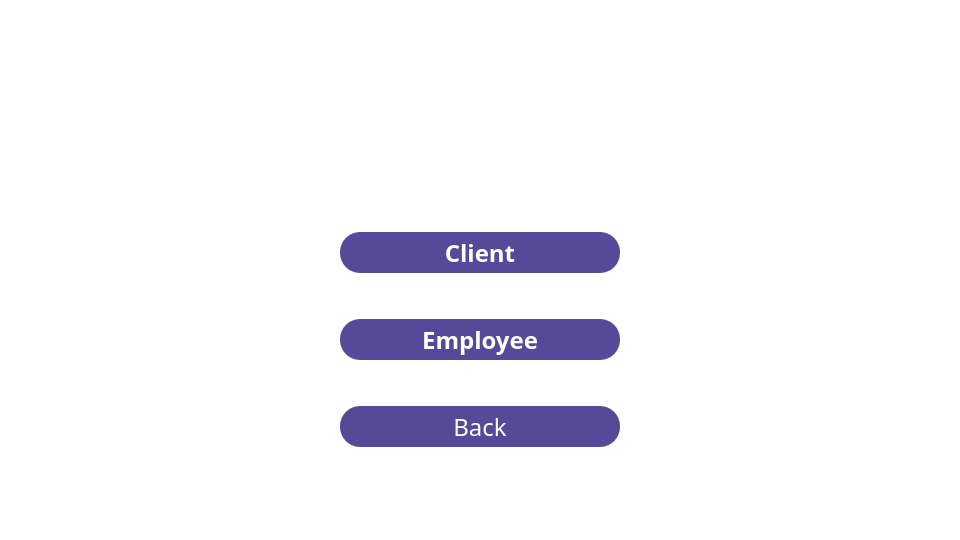
Qt form qt/startup2.ui (e-zeks/softeng) before a commit.
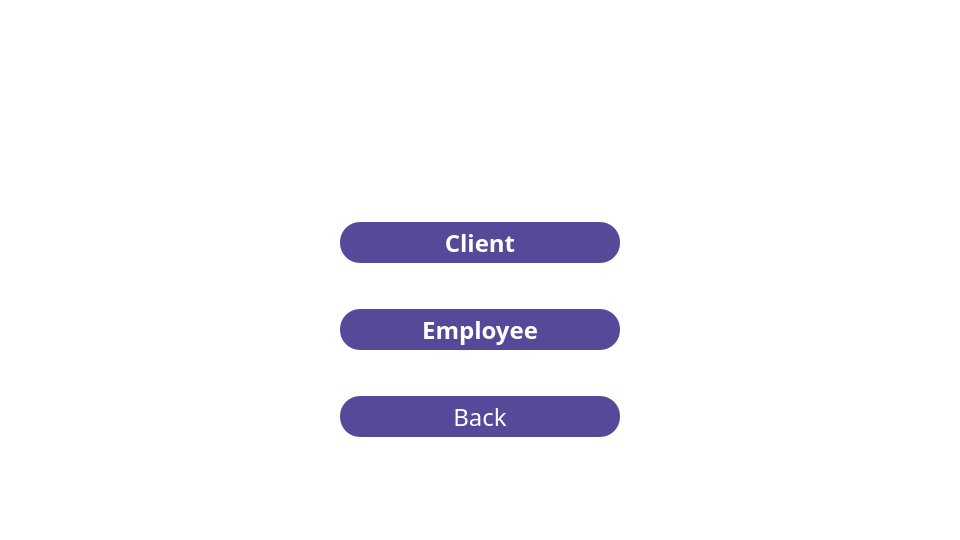
The same form after that commit. Icons and pictures are not drawn.

```diff
--- a/qt/startup2.ui
+++ b/qt/startup2.ui
@@ -32,6 +32,9 @@
       <layout class="QVBoxLayout" name="verticalLayout_2">
        <item>
         <spacer name="verticalSpacer_4">
+         <property name="orientation">
+          <enum>Qt::Orientation::Vertical</enum>
+         </property>
          <property name="sizeHint" stdset="0">
           <size>
            <width>20</width>
@@ -51,6 +54,9 @@
          <layout class="QHBoxLayout" name="horizontalLayout">
           <item>
            <spacer name="horizontalSpacer">
+            <property name="orientation">
+             <enum>Qt::Orientation::Horizontal</enum>
+            </property>
             <property name="sizeHint" stdset="0">
              <size>
               <width>141</width>
@@ -86,6 +92,9 @@
           </item>
           <item>
            <spacer name="horizontalSpacer_2">
+            <property name="orientation">
+             <enum>Qt::Orientation::Horizontal</enum>
+            </property>
             <property name="sizeHint" stdset="0">
              <size>
               <width>40</width>
@@ -99,6 +108,9 @@
        </item>
        <item>
         <spacer name="verticalSpacer">
+         <property name="orientation">
+          <enum>Qt::Orientation::Vertical</enum>
+         </property>
          <property name="sizeHint" stdset="0">
           <size>
            <width>20</width>
@@ -112,6 +124,9 @@
          <layout class="QHBoxLayout" name="horizontalLayout_2">
           <item>
            <spacer name="horizontalSpacer_3">
+            <property name="orientation">
+             <enum>Qt::Orientation::Horizontal</enum>
+            </property>
             <property name="sizeType">
              <enum>QSizePolicy::Fixed</enum>
             </property>
@@ -172,6 +187,9 @@
           </item>
           <item>
            <spacer name="horizontalSpacer_4">
+            <property name="orientation">
+             <enum>Qt::Orientation::Horizontal</enum>
+            </property>
             <property name="sizeType">
              <enum>QSizePolicy::Fixed</enum>
             </property>
@@ -188,6 +206,9 @@
        </item>
        <item>
         <spacer name="verticalSpacer_3">
+         <property name="orientation">
+          <enum>Qt::Orientation::Vertical</enum>
+         </property>
          <property name="sizeType">
           <enum>QSizePolicy::Fixed</enum>
          </property>
@@ -204,6 +225,9 @@
          <layout class="QHBoxLayout" name="horizontalLayout_3">
           <item>
            <spacer name="horizontalSpacer_5">
+            <property name="orientation">
+             <enum>Qt::Orientation::Horizontal</enum>
+            </property>
             <property name="sizeType">
              <enum>QSizePolicy::Fixed</enum>
             </property>
@@ -264,6 +288,9 @@
           </item>
           <item>
            <spacer name="horizontalSpacer_6">
+            <property name="orientation">
+             <enum>Qt::Orientation::Horizontal</enum>
+            </property>
             <property name="sizeType">
              <enum>QSizePolicy::Fixed</enum>
             </property>
@@ -280,6 +307,9 @@
        </item>
        <item>
         <spacer name="verticalSpacer_5">
+         <property name="orientation">
+          <enum>Qt::Orientation::Vertical</enum>
+         </property>
          <property name="sizeType">
           <enum>QSizePolicy::Fixed</enum>
          </property>
@@ -296,6 +326,9 @@
          <layout class="QHBoxLayout" name="horizontalLayout_4">
           <item>
            <spacer name="horizontalSpacer_7">
+            <property name="orientation">
+             <enum>Qt::Orientation::Horizontal</enum>
+            </property>
             <property name="sizeType">
              <enum>QSizePolicy::Fixed</enum>
             </property>
@@ -352,6 +385,9 @@
           </item>
           <item>
            <spacer name="horizontalSpacer_8">
+            <property name="orientation">
+             <enum>Qt::Orientation::Horizontal</enum>
+            </property>
             <property name="sizeType">
              <enum>QSizePolicy::Fixed</enum>
             </property>
@@ -368,6 +404,9 @@
        </item>
        <item>
         <spacer name="verticalSpacer_2">
+         <property name="orientation">
+          <enum>Qt::Orientation::Vertical</enum>
+         </property>
          <property name="sizeHint" stdset="0">
           <size>
            <width>20</width>
```
Left out of the diff: 18 changed lines with no effect on the pictures.
